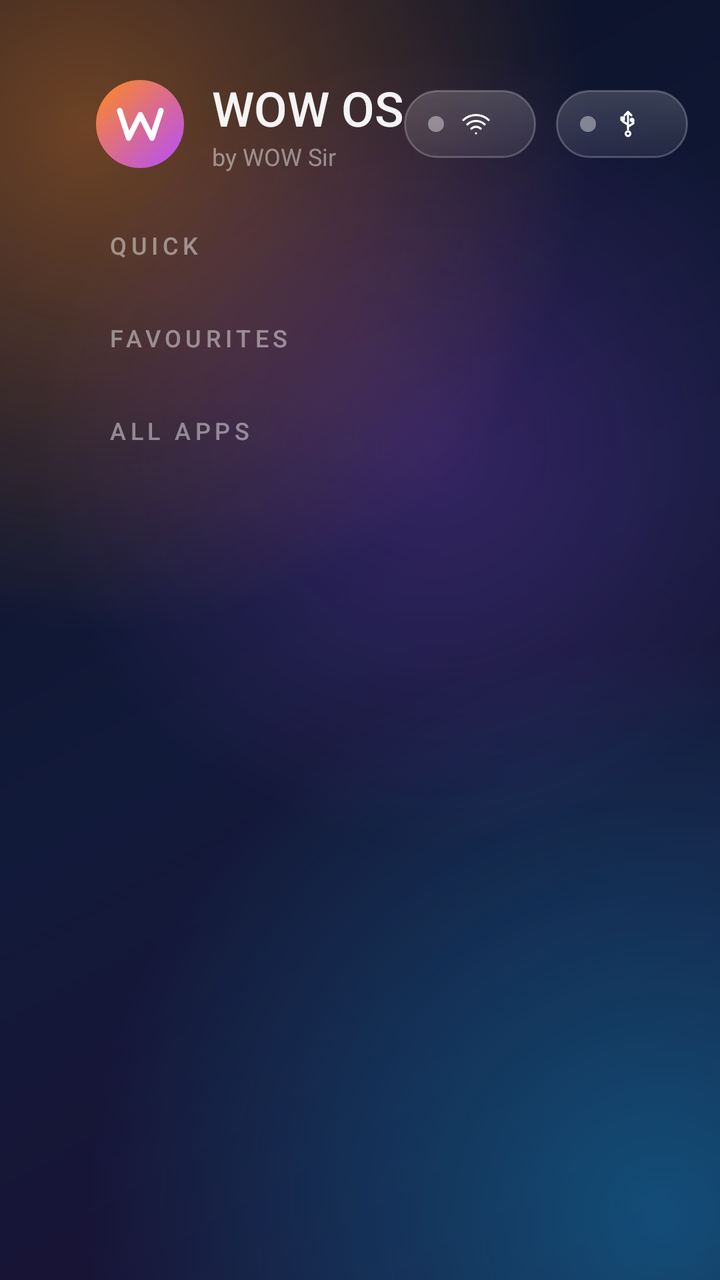
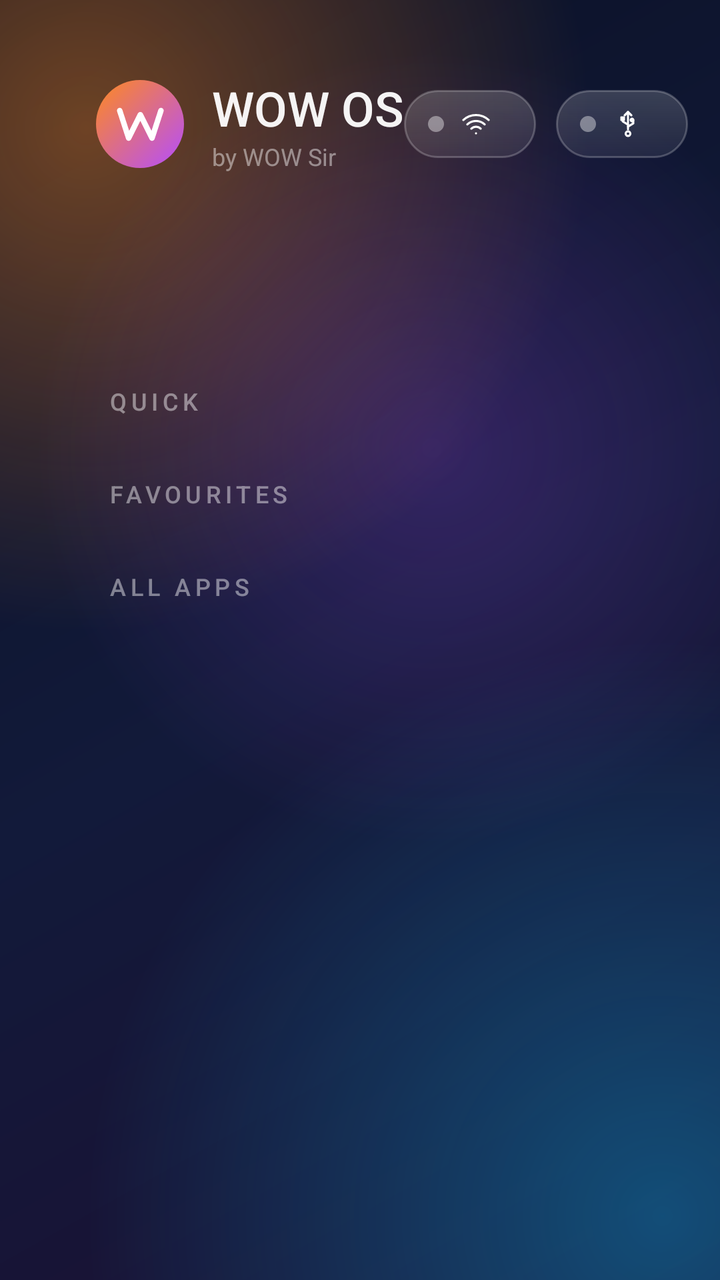

Two renders of the same Android screen: before a commit and after it. Below are the layout's source before the change and the commit's diff.
<!-- AndroidManifest.xml: application theme WowTheme -->
<!-- res/layout/activity_home.xml -->
<?xml version="1.0" encoding="utf-8"?>
<ScrollView xmlns:android="http://schemas.android.com/apk/res/android"
    android:id="@+id/page"
    android:layout_width="match_parent"
    android:layout_height="match_parent"
    android:fillViewport="true"
    android:scrollbars="none">

<LinearLayout
    android:layout_width="match_parent"
    android:layout_height="wrap_content"
    android:clipChildren="false"
    android:clipToPadding="false"
    android:orientation="vertical"
    android:paddingStart="48dp"
    android:paddingTop="28dp"
    android:paddingEnd="48dp"
    android:paddingBottom="12dp">

    
    <LinearLayout
        android:layout_width="match_parent"
        android:layout_height="wrap_content"
        android:gravity="center_vertical"
        android:orientation="horizontal">

        <ImageView
            android:layout_width="44dp"
            android:layout_height="44dp"
            android:importantForAccessibility="no"
            android:src="@drawable/ic_launcher" />

        <LinearLayout
            android:layout_width="wrap_content"
            android:layout_height="wrap_content"
            android:layout_marginStart="14dp"
            android:orientation="vertical">

            <TextView
                android:layout_width="wrap_content"
                android:layout_height="wrap_content"
                android:fontFamily="sans-serif-medium"
                android:text="@string/app_name"
                android:textColor="@color/text"
                android:textSize="24sp" />

            <TextView
                android:layout_width="wrap_content"
                android:layout_height="wrap_content"
                android:text="@string/tagline"
                android:textColor="@color/text_faint"
                android:textSize="12sp" />
        </LinearLayout>

        <View
            android:layout_width="0dp"
            android:layout_height="1dp"
            android:layout_weight="1" />

        <LinearLayout style="@style/Chip">
            <ImageView android:id="@+id/net_dot" android:layout_width="8dp" android:layout_height="8dp" android:src="@drawable/dot_off" />
            <ImageView android:layout_width="16dp" android:layout_height="16dp" android:layout_marginStart="8dp" android:src="@drawable/ic_wifi" />
            <TextView android:id="@+id/net_text" style="@style/ChipText" />
        </LinearLayout>

        <LinearLayout style="@style/Chip" android:layout_marginEnd="24dp">
            <ImageView android:id="@+id/usb_dot" android:layout_width="8dp" android:layout_height="8dp" android:src="@drawable/dot_off" />
            <ImageView android:layout_width="16dp" android:layout_height="16dp" android:layout_marginStart="8dp" android:src="@drawable/ic_usb" />
            <TextView android:id="@+id/usb_text" style="@style/ChipText" />
        </LinearLayout>

        <LinearLayout
            android:layout_width="wrap_content"
            android:layout_height="wrap_content"
            android:gravity="end"
            android:orientation="vertical">

            <TextClock
                android:layout_width="wrap_content"
                android:layout_height="wrap_content"
                android:fontFamily="sans-serif-light"
                android:format12Hour="h:mm"
                android:format24Hour="HH:mm"
                android:textColor="@color/text"
                android:textSize="38sp" />

            <TextClock
                android:layout_width="wrap_content"
                android:layout_height="wrap_content"
                android:format12Hour="EEEE, d MMMM"
                android:format24Hour="EEEE, d MMMM"
                android:textColor="@color/text_dim"
                android:textSize="13sp" />
        </LinearLayout>
    </LinearLayout>

    
    <TextView style="@style/Section" android:layout_marginTop="18dp" android:text="@string/sec_quick" />

    <HorizontalScrollView
        android:id="@+id/quick_scroll"
        android:layout_width="match_parent"
        android:layout_height="wrap_content"
        android:clipChildren="false"
        android:clipToPadding="false"
        android:paddingTop="12dp"
        android:paddingBottom="12dp"
        android:scrollbars="none">

        <LinearLayout
            android:id="@+id/quick_row"
            android:layout_width="wrap_content"
            android:layout_height="wrap_content"
            android:clipChildren="false"
            android:orientation="horizontal"
            android:paddingStart="6dp"
            android:paddingEnd="6dp" />
    </HorizontalScrollView>

    
    <TextView style="@style/Section" android:layout_marginTop="6dp" android:text="@string/sec_favs" />

    <HorizontalScrollView
        android:id="@+id/fav_scroll"
        android:layout_width="match_parent"
        android:layout_height="wrap_content"
        android:clipChildren="false"
        android:clipToPadding="false"
        android:paddingTop="12dp"
        android:paddingBottom="12dp"
        android:scrollbars="none">

        <LinearLayout
            android:id="@+id/fav_row"
            android:layout_width="wrap_content"
            android:layout_height="wrap_content"
            android:clipChildren="false"
            android:orientation="horizontal"
            android:paddingStart="6dp"
            android:paddingEnd="6dp" />
    </HorizontalScrollView>

    <TextView
        android:id="@+id/fav_hint"
        android:layout_width="wrap_content"
        android:layout_height="wrap_content"
        android:layout_marginStart="6dp"
        android:layout_marginBottom="8dp"
        android:text="@string/fav_hint"
        android:textColor="@color/text_faint"
        android:textSize="13sp"
        android:visibility="gone" />

    
    <TextView style="@style/Section" android:layout_marginTop="6dp" android:text="@string/sec_all" />

    <HorizontalScrollView
        android:id="@+id/all_scroll"
        android:layout_width="match_parent"
        android:layout_height="wrap_content"
        android:clipChildren="false"
        android:clipToPadding="false"
        android:paddingTop="12dp"
        android:paddingBottom="12dp"
        android:scrollbars="none">

        <LinearLayout
            android:id="@+id/all_row"
            android:layout_width="wrap_content"
            android:layout_height="wrap_content"
            android:clipChildren="false"
            android:orientation="horizontal"
            android:paddingStart="6dp"
            android:paddingEnd="6dp" />
    </HorizontalScrollView>
</LinearLayout>
</ScrollView>
<!-- resources referenced by this layout -->
<resources>
  <color name="text">#F2FFFFFF</color>
  <color name="text_dim">#A6FFFFFF</color>
  <color name="text_faint">#73FFFFFF</color>
  <!-- drawable dot_off (drawable) -->
  <?xml version="1.0" encoding="utf-8"?>
  <shape xmlns:android="http://schemas.android.com/apk/res/android" android:shape="oval">
      <size android:width="8dp" android:height="8dp" />
      <solid android:color="#66FFFFFF" />
  </shape>
  <string name="app_name">WOW OS</string>
  <string name="fav_hint">Hold OK (or press Menu) on any app to pin it here</string>
  <string name="sec_all">ALL APPS</string>
  <string name="sec_favs">FAVOURITES</string>
  <string name="sec_quick">QUICK</string>
  <string name="tagline">by WOW Sir</string>
  <style name="Chip">
          <item name="android:layout_width">wrap_content</item>
          <item name="android:layout_height">34dp</item>
          <item name="android:background">@drawable/glass_chip</item>
          <item name="android:gravity">center_vertical</item>
          <item name="android:orientation">horizontal</item>
          <item name="android:paddingStart">12dp</item>
          <item name="android:paddingEnd">14dp</item>
          <item name="android:layout_marginEnd">10dp</item>
      </style>
  <style name="ChipText">
          <item name="android:layout_width">wrap_content</item>
          <item name="android:layout_height">wrap_content</item>
          <item name="android:textColor">@color/text</item>
          <item name="android:textSize">13sp</item>
          <item name="android:layout_marginStart">8dp</item>
      </style>
  <style name="Section">
          <item name="android:layout_width">wrap_content</item>
          <item name="android:layout_height">wrap_content</item>
          <item name="android:textColor">@color/text_faint</item>
          <item name="android:textSize">12sp</item>
          <item name="android:letterSpacing">0.18</item>
          <item name="android:fontFamily">sans-serif-medium</item>
          <item name="android:layout_marginStart">6dp</item>
      </style>
  <style name="WowTheme" parent="@android:style/Theme.Material.NoActionBar.Fullscreen">
          <item name="android:windowBackground">@drawable/bg_wallpaper</item>
          <item name="android:windowShowWallpaper">false</item>
          <item name="android:colorAccent">#FF8A1E</item>
          <item name="android:windowAnimationStyle">@android:style/Animation.Activity</item>
      </style>
  <!-- drawable logo_w (drawable) -->
  <?xml version="1.0" encoding="utf-8"?>
  <vector xmlns:android="http://schemas.android.com/apk/res/android"
      android:width="48dp" android:height="48dp" android:viewportWidth="48" android:viewportHeight="48">
      <path android:pathData="M9,14l6.5,20l8.5,-17l8.5,17l6.5,-20" android:fillColor="#00000000"
          android:strokeColor="#FFFFFFFF" android:strokeWidth="4" android:strokeLineCap="round" android:strokeLineJoin="round" />
  </vector>
  <!-- drawable glass_chip (drawable) -->
  <?xml version="1.0" encoding="utf-8"?>
  <shape xmlns:android="http://schemas.android.com/apk/res/android">
      <corners android:radius="999dp" />
      <gradient android:angle="270" android:startColor="#2EFFFFFF" android:endColor="#12FFFFFF" />
      <stroke android:width="1dp" android:color="#38FFFFFF" />
  </shape>
  <!-- unchanged entries left out for length: 4 -->
</resources>

<!-- the commit's change to res/layout/activity_home.xml (unified diff, before → after) -->
@@ -63,10 +63,15 @@
             <TextView android:id="@+id/net_text" style="@style/ChipText" />
         </LinearLayout>
 
-        <LinearLayout style="@style/Chip" android:layout_marginEnd="24dp">
+        <LinearLayout style="@style/Chip">
             <ImageView android:id="@+id/usb_dot" android:layout_width="8dp" android:layout_height="8dp" android:src="@drawable/dot_off" />
             <ImageView android:layout_width="16dp" android:layout_height="16dp" android:layout_marginStart="8dp" android:src="@drawable/ic_usb" />
             <TextView android:id="@+id/usb_text" style="@style/ChipText" />
+        </LinearLayout>
+
+        <LinearLayout android:id="@+id/next_chip" style="@style/Chip" android:layout_marginEnd="24dp" android:visibility="gone">
+            <ImageView android:layout_width="16dp" android:layout_height="16dp" android:src="@drawable/ic_bell" />
+            <TextView android:id="@+id/next_text" style="@style/ChipText" android:maxWidth="260dp" android:singleLine="true" android:ellipsize="end" />
         </LinearLayout>
 
         <LinearLayout
@@ -95,7 +100,30 @@
     </LinearLayout>
 
     
-    <TextView style="@style/Section" android:layout_marginTop="18dp" android:text="@string/sec_quick" />
+    <TextView
+        android:id="@+id/greet"
+        android:layout_width="wrap_content"
+        android:layout_height="wrap_content"
+        android:layout_marginStart="4dp"
+        android:layout_marginTop="18dp"
+        android:fontFamily="sans-serif-light"
+        android:textColor="@color/text"
+        android:textSize="30sp" />
+
+    <TextView
+        android:id="@+id/message"
+        android:layout_width="wrap_content"
+        android:layout_height="wrap_content"
+        android:layout_marginStart="4dp"
+        android:layout_marginTop="2dp"
+        android:maxLines="2"
+        android:maxWidth="900dp"
+        android:textColor="@color/text_dim"
+        android:textSize="16sp"
+        android:textStyle="italic" />
+
+    
+    <TextView style="@style/Section" android:layout_marginTop="14dp" android:text="@string/sec_quick" />
 
     <HorizontalScrollView
         android:id="@+id/quick_scroll"
<!-- resource entries referenced after the edit -->
@@ -9,6 +9,12 @@
       <size android:width="8dp" android:height="8dp" />
       <solid android:color="#66FFFFFF" />
   </shape>
+  <!-- drawable ic_bell (drawable) -->
+  <?xml version="1.0" encoding="utf-8"?>
+  <vector xmlns:android="http://schemas.android.com/apk/res/android" android:width="24dp" android:height="24dp" android:viewportWidth="24" android:viewportHeight="24">
+      <path android:pathData="M6,16V11a6,6 0 0,1 12,0v5l1.5,2h-15z" android:fillColor="#00000000" android:strokeColor="#FFFFFFFF" android:strokeWidth="1.6" android:strokeLineCap="round" android:strokeLineJoin="round" />
+      <path android:pathData="M10,20.5a2,2 0 0,0 4,0" android:fillColor="#00000000" android:strokeColor="#FFFFFFFF" android:strokeWidth="1.6" android:strokeLineCap="round" android:strokeLineJoin="round" />
+  </vector>
   <string name="app_name">WOW OS</string>
   <string name="fav_hint">Hold OK (or press Menu) on any app to pin it here</string>
   <string name="sec_all">ALL APPS</string>
